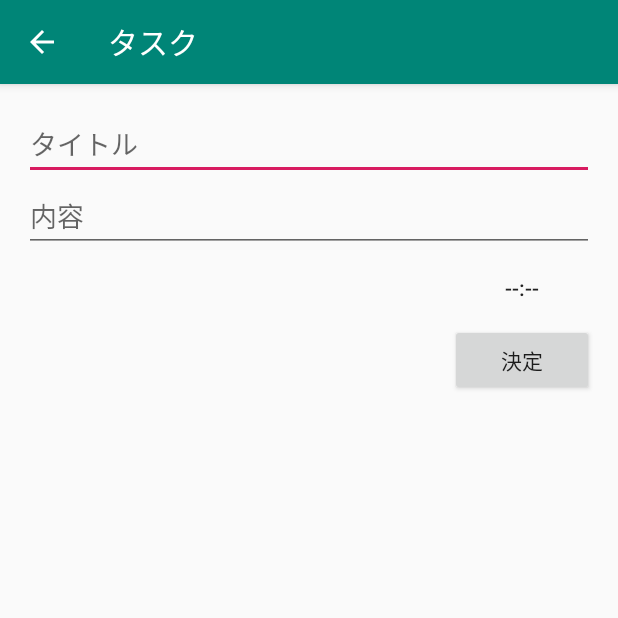
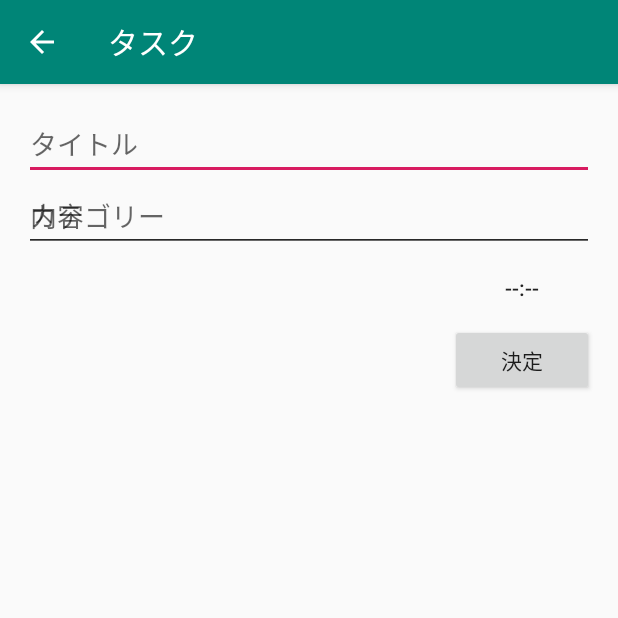
Before and after one commit to takuyakatsuoka/TaskApp, an Android app: the InputActivity screen opened directly, with no data from a screen before it, on a phone screen of 412 x 824 dp, the top half of it. Run offline under Robolectric (Android 15) with nearby library versions, the phone set to English and light mode, and no system bars; libraries missing offline, so code that uses them is left out: io.realm, jp.techacademy.takuya; 3 statements that could not run were skipped.

Commit message:
2行目がダブって表示されてしまう。

```diff
--- a/app/src/main/res/layout/content_input.xml
+++ b/app/src/main/res/layout/content_input.xml
@@ -19,6 +19,10 @@
               android:id="@+id/content_edit_text"
               android:layout_below="@+id/title_edit_text"
               android:hint="内容"/>
+    <EditText android:layout_width="match_parent" android:layout_height="wrap_content"
+              android:id="@+id/category_edit_text"
+              android:layout_below="@+id/title_edit_text"
+              android:hint="カテゴリー"/>
     <Button android:layout_width="0dp" android:layout_height="wrap_content"
             android:id="@+id/date_button"
             android:layout_below="@+id/content_edit_text"
```
